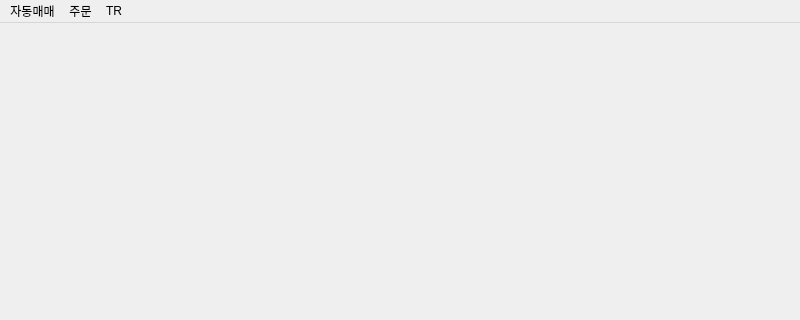
Old version of the form MainWindow3.ui in the repository KevinFire2030/200; both pictures show x 0 to 800 and y 0 to 320 of the 800 by 600 pixel window.
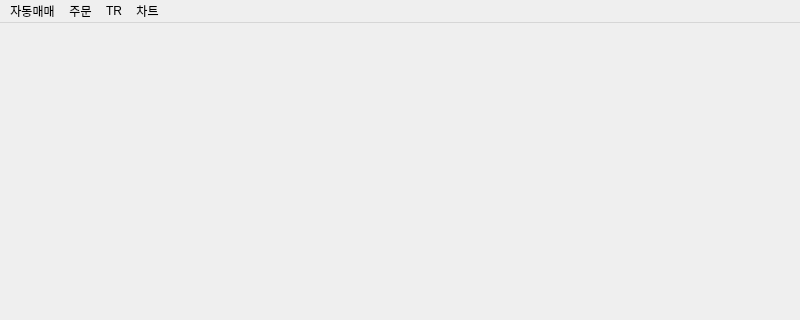
New version of the form.

Commit message: 추세 추종 전략 - NQU20 - 100틱 - 피라미딩 없이 손절과 추세 먹기 - 진입조건 50일 지수 이평선 추가 - 실시간 틱차트 구현

The edit to the form file:
```diff
--- a/MainWindow3.ui
+++ b/MainWindow3.ui
@@ -42,9 +42,16 @@
     </property>
     <addaction name="menu_opw30003"/>
    </widget>
+   <widget class="QMenu" name="menu_3">
+    <property name="title">
+     <string>차트</string>
+    </property>
+    <addaction name="menu_opc10001_c"/>
+   </widget>
    <addaction name="menu"/>
    <addaction name="menu_2"/>
    <addaction name="menuTR"/>
+   <addaction name="menu_3"/>
   </widget>
   <widget class="QStatusBar" name="statusbar"/>
   <action name="menu_trading_start">
```
Left out of the diff: 5 changed lines with no effect on the pictures. The commit also changes 1 other file.
